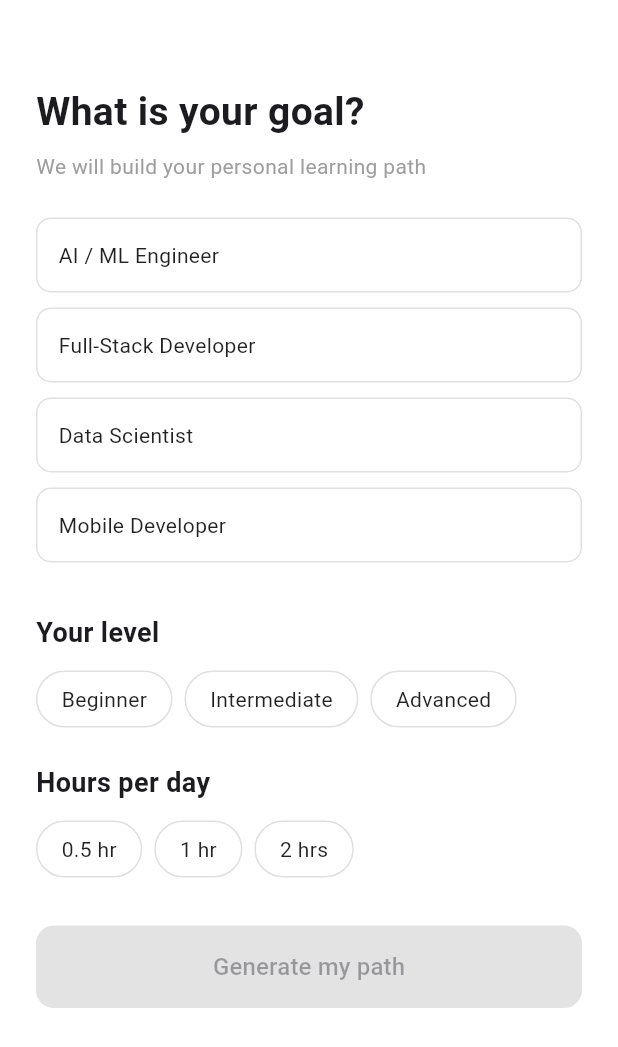
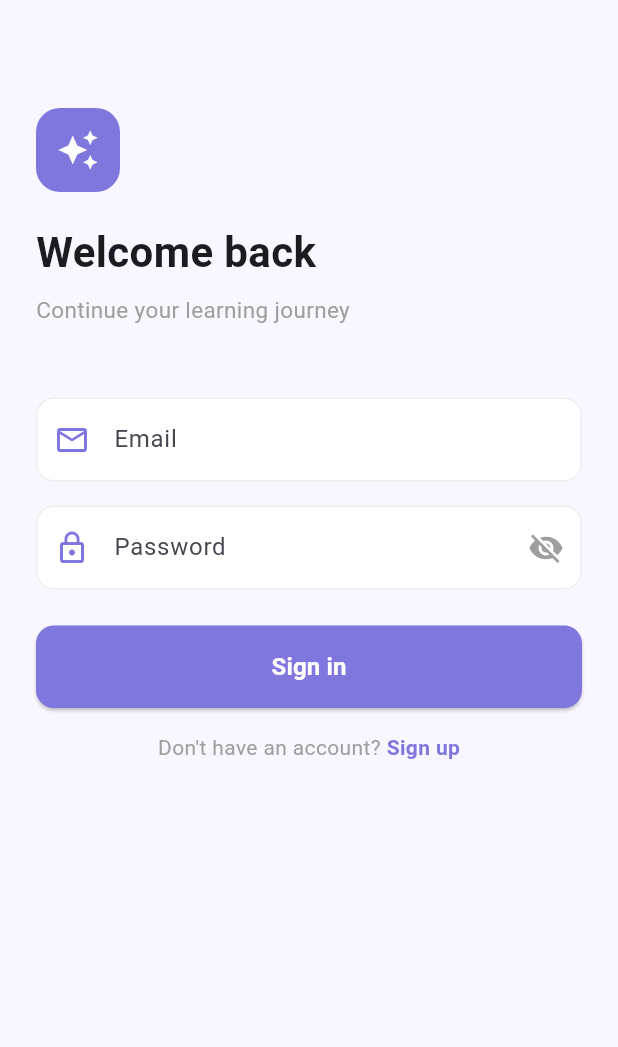
Before and after one commit to malaikaarif/skill-path-ai, a Flutter app: the screen it shows after launch, on a phone screen of 412 x 824 dp. Shown: the top 1047 px of the screen. Run offline on Flutter 3.47's test engine with Material 3 defaults, Android fonts, the phone set to English and light mode, and no system bars; our stand-ins replace cloud_firestore, firebase_auth, firebase_core, flutter_riverpod, go_router; accounts and stored records are empty; statements that could not run were skipped.

Commit message:
feat: login screen + improved onboarding UI with grid layout

```diff
--- a/lib/main.dart
+++ b/lib/main.dart
@@ -1,3 +1,4 @@
+import 'screens/login_screen.dart';
 import 'package:firebase_core/firebase_core.dart';
 import 'firebase_options.dart';
 import 'screens/topic_detail_screen.dart';
@@ -11,9 +12,13 @@ import 'screens/chat_screen.dart';
 import 'screens/quiz_screen.dart';
 
 final router = GoRouter(
-  initialLocation: '/onboarding',
+  initialLocation: '/login',
   routes: [
     GoRoute(path: '/onboarding', builder: (context, state) => const OnboardingScreen()),
+    GoRoute(
+      path: '/login',
+      builder: (context, state) => const LoginScreen(),
+    ),
     GoRoute(
       path: '/home',
       builder: (context, state) => HomeScreen(
@@ -40,6 +45,7 @@ final router = GoRouter(
         extra: (state.extra as Map<String, dynamic>?) ?? {},
       ),
     ),
+
     GoRoute(
       path: '/quiz',
       builder: (context, state) => QuizScreen(
--- /dev/null
+++ b/lib/screens/login_screen.dart
@@ -0,0 +1,207 @@
+import 'package:flutter/material.dart';
+import 'package:go_router/go_router.dart';
+import '../services/firebase_service.dart';
+
+class LoginScreen extends StatefulWidget {
+  const LoginScreen({super.key});
+
+  @override
+  State<LoginScreen> createState() => _LoginScreenState();
+}
+
+class _LoginScreenState extends State<LoginScreen> {
+  final _emailController = TextEditingController();
+  final _passwordController = TextEditingController();
+  bool _isLogin = true;
+  bool _loading = false;
+  bool _obscurePassword = true;
+
+  Future<void> _submit() async {
+    final email = _emailController.text.trim();
+    final password = _passwordController.text.trim();
+    if (email.isEmpty || password.isEmpty) return;
+
+    setState(() => _loading = true);
+    try {
+      if (_isLogin) {
+        await FirebaseService.signIn(email: email, password: password);
+      } else {
+        await FirebaseService.signUp(email: email, password: password);
+      }
+      if (mounted) context.go('/onboarding');
+    } catch (e) {
+      if (mounted) {
+        ScaffoldMessenger.of(context).showSnackBar(
+          SnackBar(
+            content: Text(e.toString().replaceAll('Exception: ', '')),
+            backgroundColor: const Color(0xFFE24B4A),
+          ),
+        );
+      }
+    }
+    if (mounted) setState(() => _loading = false);
+  }
+
+  @override
+  Widget build(BuildContext context) {
+    return Scaffold(
+      backgroundColor: const Color(0xFFF8F7FF),
+      body: SafeArea(
+        child: SingleChildScrollView(
+          padding: const EdgeInsets.all(24),
+          child: Column(
+            crossAxisAlignment: CrossAxisAlignment.start,
+            children: [
+              const SizedBox(height: 48),
+              _buildHeader(),
+              const SizedBox(height: 48),
+              _buildForm(),
+              const SizedBox(height: 24),
+              _buildSubmitButton(),
+              const SizedBox(height: 16),
+              _buildToggle(),
+            ],
+          ),
+        ),
+      ),
+    );
+  }
+
+  Widget _buildHeader() {
+    return Column(
+      crossAxisAlignment: CrossAxisAlignment.start,
+      children: [
+        Container(
+          width: 56,
+          height: 56,
+          decoration: BoxDecoration(
+            color: const Color(0xFF7F77DD),
+            borderRadius: BorderRadius.circular(16),
+          ),
+          child: const Icon(Icons.auto_awesome, color: Colors.white, size: 28),
+        ),
+        const SizedBox(height: 20),
+        Text(
+          _isLogin ? 'Welcome back' : 'Create account',
+          style: const TextStyle(fontSize: 28, fontWeight: FontWeight.bold),
+        ),
+        const SizedBox(height: 8),
+        Text(
+          _isLogin
+              ? 'Continue your learning journey'
+              : 'Start your personalized AI learning path',
+          style: const TextStyle(color: Colors.grey, fontSize: 15),
+        ),
+      ],
+    );
+  }
+
+  Widget _buildForm() {
+    return Column(
+      children: [
+        _inputField(
+          controller: _emailController,
+          label: 'Email',
+          icon: Icons.email_outlined,
+          keyboardType: TextInputType.emailAddress,
+        ),
+        const SizedBox(height: 16),
+        _inputField(
+          controller: _passwordController,
+          label: 'Password',
+          icon: Icons.lock_outline,
+          obscure: _obscurePassword,
+          suffixIcon: IconButton(
+            icon: Icon(
+              _obscurePassword ? Icons.visibility_off : Icons.visibility,
+              color: Colors.grey,
+            ),
+            onPressed: () => setState(() => _obscurePassword = !_obscurePassword),
+          ),
+        ),
+      ],
+    );
+  }
+
+  Widget _inputField({
+    required TextEditingController controller,
+    required String label,
+    required IconData icon,
+    bool obscure = false,
+    TextInputType? keyboardType,
+    Widget? suffixIcon,
+  }) {
+    return TextField(
+      controller: controller,
+      obscureText: obscure,
+      keyboardType: keyboardType,
+      decoration: InputDecoration(
+        labelText: label,
+        prefixIcon: Icon(icon, color: const Color(0xFF7F77DD)),
+        suffixIcon: suffixIcon,
+        filled: true,
+        fillColor: Colors.white,
+        border: OutlineInputBorder(
+          borderRadius: BorderRadius.circular(12),
+          borderSide: BorderSide(color: Colors.grey.shade200),
+        ),
+        enabledBorder: OutlineInputBorder(
+          borderRadius: BorderRadius.circular(12),
+          borderSide: BorderSide(color: Colors.grey.shade200),
+        ),
+        focusedBorder: OutlineInputBorder(
+          borderRadius: BorderRadius.circular(12),
+          borderSide: const BorderSide(color: Color(0xFF7F77DD), width: 2),
+        ),
+      ),
+    );
+  }
+
+  Widget _buildSubmitButton() {
+    return SizedBox(
+      width: double.infinity,
+      child: ElevatedButton(
+        onPressed: _loading ? null : _submit,
+        style: ElevatedButton.styleFrom(
+          backgroundColor: const Color(0xFF7F77DD),
+          foregroundColor: Colors.white,
+          padding: const EdgeInsets.symmetric(vertical: 16),
+          shape: RoundedRectangleBorder(borderRadius: BorderRadius.circular(12)),
+        ),
+        child: _loading
+            ? const SizedBox(
+          height: 20,
+          width: 20,
+          child: CircularProgressIndicator(
+              color: Colors.white, strokeWidth: 2),
+        )
+            : Text(
+          _isLogin ? 'Sign in' : 'Create account',
+          style: const TextStyle(fontSize: 16, fontWeight: FontWeight.w600),
+        ),
+      ),
+    );
+  }
+
+  Widget _buildToggle() {
+    return Row(
+      mainAxisAlignment: MainAxisAlignment.center,
+      children: [
+        Text(
+          _isLogin ? "Don't have an account? " : 'Already have an account? ',
+          style: const TextStyle(color: Colors.grey),
+        ),
+        GestureDetector(
+          onTap: () => setState(() => _isLogin = !_isLogin),
+          child: Text(
+            _isLogin ? 'Sign up' : 'Sign in',
+            style: const TextStyle(
+              color: Color(0xFF7F77DD),
+              fontWeight: FontWeight.w600,
+            ),
+          ),
+        ),
+      ],
+    );
+  }
+}
```
Also changed, not shown: lib/screens/onboarding_screen.dart (+274 -85 lines).
